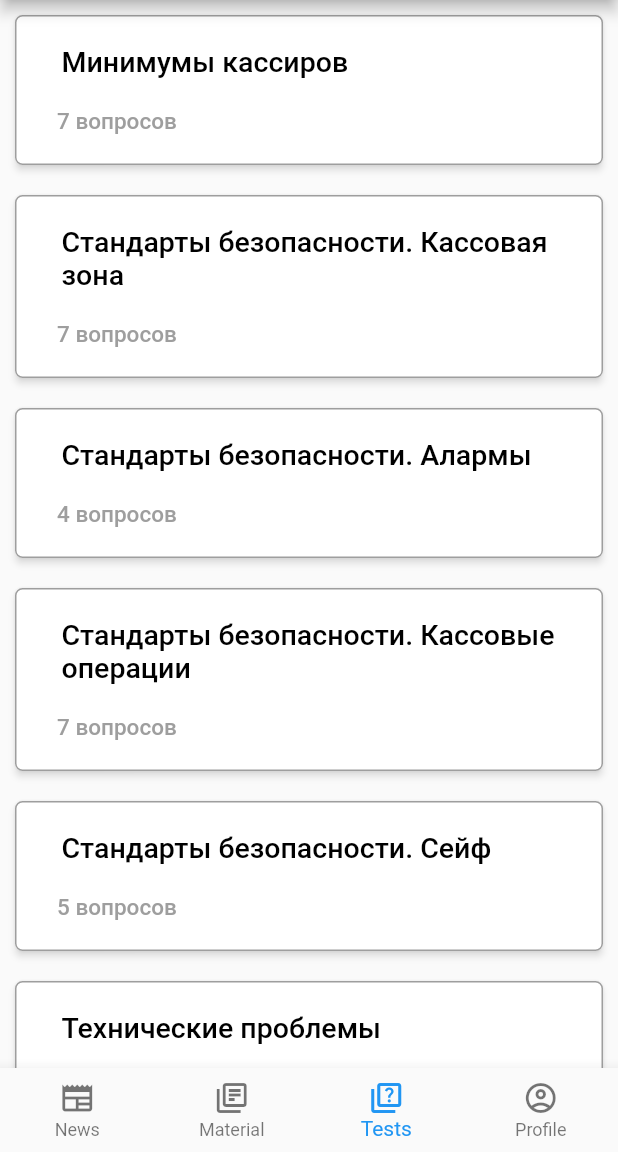
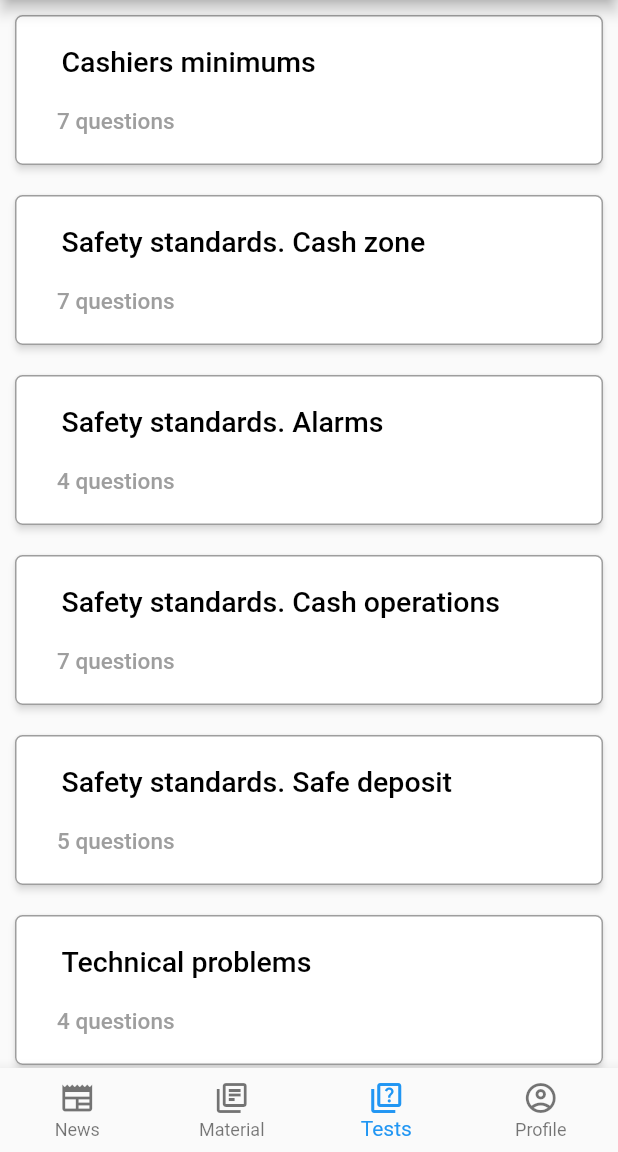
Before and after one commit to Nekori228/EmTest, a Flutter app: the screen it shows after launch, item 3 of the bottom bar chosen, on a phone screen of 412 x 824 dp, the part 84-1236 px from its top. Run offline on Flutter 3.47's test engine with Material 2 defaults, Android fonts, the phone set to English and light mode, and no system bars; our stand-ins replace cloud_firestore, dropdown_button2, easy_localization, email_validator, firebase_auth, firebase_core and 6 more; missing offline and left inert: enough_mail, syncfusion_flutter_pdfviewer; accounts and stored records are empty; project files that could hold a hidden picture were left out.

```diff
--- a/lib/main.dart
+++ b/lib/main.dart
@@ -13,7 +13,6 @@ import 'package:firebase_storage/firebase_storage.dart';
 import 'package:flutter/material.dart';
 import 'generated/locale_keys.g.dart';
 import 'globals.dart';
-
 import 'firebase_options.dart';
 import 'generated/codegen_loader.g.dart';
 
--- a/lib/pages/finansal_date.dart
+++ b/lib/pages/finansal_date.dart
@@ -149,7 +149,7 @@ class _downloaderState extends State<downloader> {
                         onPressed: () => openFile(file),
                       ),
                       title: Text(file.name),
-                      trailing: Text('10/11/2022'),
+                      trailing: Text(growableList.toString()),
                     ),
                   );
                 },
@@ -172,6 +172,8 @@ class _downloaderState extends State<downloader> {
     );
   }
 
+  final growableList = ['A', 'b', 'd'];
+
   Future openFile(Reference ref) async {
     // final dir = await getApplicationDocumentsDirectory();
     // final file = File('${dir.path}/${ref.name}');
--- a/lib/pages/history.dart
+++ b/lib/pages/history.dart
@@ -92,7 +92,7 @@ class history extends StatelessWidget {
                 ),
               );
             },
-            itemCount: jsonDecode(prefs.getString('listTestsResult')).length,
+            itemCount: prefs.getString('listTestsResult') == null ? 0 : jsonDecode(prefs.getString('listTestsResult')).length,
             shrinkWrap: true,
             // itemCount: jsonDecode(prefs.getString('listTestsResult')).keys.toList().length,
           ),
--- a/lib/pages/test_page_four.dart
+++ b/lib/pages/test_page_four.dart
@@ -139,10 +139,6 @@ class QuestionData {
           {'answer': 'В течение 5 минут'},
           {'answer': 'В течение 15 минут'},
         ]),
-    Question(title: '', answers: [
-      {'answer': ''},
-      {'answer': '', 'isCorrect': 1},
-    ]),
     Question(
         title:
             'Менеджер обязан присутствовать на протяжении всей процедуры возврата?',
--- a/lib/pages/tests_page.dart
+++ b/lib/pages/tests_page.dart
@@ -83,14 +83,14 @@ class tests_block1 extends StatelessWidget {
               Padding(
                 padding: const EdgeInsets.fromLTRB(15, 20, 15, 20),
                 child: Text(
-                  'Минимумы кассиров',
+                  LocaleKeys.Cashiers_minimums.tr(),
                   style: TextStyle(color: Colors.black, fontSize: 19),
                 ),
               ),
               Padding(
                 padding: const EdgeInsets.fromLTRB(12, 0, 0, 20),
                 child: Text(
-                  '7 вопросов',
+                  '7 ' + LocaleKeys.question.tr(),
                   style: TextStyle(color: Colors.grey, fontSize: 15),
                 ),
               ),
@@ -128,14 +128,14 @@ class tests_block2 extends StatelessWidget {
               Padding(
                 padding: const EdgeInsets.fromLTRB(15, 20, 15, 20),
                 child: Text(
-                  'Стандарты безопасности. Кассовая зона',
+                  LocaleKeys.Safety_standards_Cash_zone.tr(),
                   style: TextStyle(color: Colors.black, fontSize: 19),
                 ),
               ),
               Padding(
                 padding: const EdgeInsets.fromLTRB(12, 0, 0, 20),
                 child: Text(
-                  '7 вопросов',
+                  '7 ' + LocaleKeys.question.tr(),
                   style: TextStyle(color: Colors.grey, fontSize: 15),
                 ),
               ),
@@ -173,14 +173,14 @@ class tests_block3 extends StatelessWidget {
               Padding(
                 padding: const EdgeInsets.fromLTRB(15, 20, 15, 20),
                 child: Text(
-                  'Стандарты безопасности. Алармы',
+                  LocaleKeys.Safety_standards_Alarms.tr(),
                   style: TextStyle(color: Colors.black, fontSize: 19),
                 ),
               ),
               Padding(
                 padding: const EdgeInsets.fromLTRB(12, 0, 0, 20),
                 child: Text(
-                  '4 вопросов',
+                  '4 ' + LocaleKeys.question.tr(),
                   style: TextStyle(color: Colors.grey, fontSize: 15),
                 ),
               ),
@@ -218,14 +218,14 @@ class tests_block4 extends StatelessWidget {
               Padding(
                 padding: const EdgeInsets.fromLTRB(15, 20, 15, 20),
                 child: Text(
-                  'Стандарты безопасности. Кассовые операции',
+                  LocaleKeys.Safety_standards_Cash_operations.tr(),
                   style: TextStyle(color: Colors.black, fontSize: 19),
                 ),
               ),
               Padding(
                 padding: const EdgeInsets.fromLTRB(12, 0, 0, 20),
                 child: Text(
-                  '7 вопросов',
+                  '7 ' + LocaleKeys.question.tr(),
                   style: TextStyle(color: Colors.grey, fontSize: 15),
                 ),
               ),
@@ -263,14 +263,14 @@ class tests_block5 extends StatelessWidget {
               Padding(
                 padding: const EdgeInsets.fromLTRB(15, 20, 15, 20),
                 child: Text(
-                  'Стандарты безопасности. Сейф',
+                  LocaleKeys.Safety_standards_Safe_deposit.tr(),
                   style: TextStyle(color: Colors.black, fontSize: 19),
                 ),
               ),
               Padding(
                 padding: const EdgeInsets.fromLTRB(12, 0, 0, 20),
                 child: Text(
-                  '5 вопросов',
+                  '5 ' + LocaleKeys.question.tr(),
                   style: TextStyle(color: Colors.grey, fontSize: 15),
                 ),
               ),
@@ -308,14 +308,14 @@ class tests_block6 extends StatelessWidget {
               Padding(
                 padding: const EdgeInsets.fromLTRB(15, 20, 15, 20),
                 child: Text(
-                  'Технические проблемы',
+                  LocaleKeys.Technical_problems.tr(),
                   style: TextStyle(color: Colors.black, fontSize: 19),
                 ),
               ),
               Padding(
                 padding: const EdgeInsets.fromLTRB(12, 0, 0, 20),
                 child: Text(
-                  '4 вопросов',
+                  '4 ' + LocaleKeys.question.tr(),
                   style: TextStyle(color: Colors.grey, fontSize: 15),
                 ),
               ),
```
Also changed, not shown: lib/pages/test_page_one.dart (+5 -2 lines), pubspec.lock.
